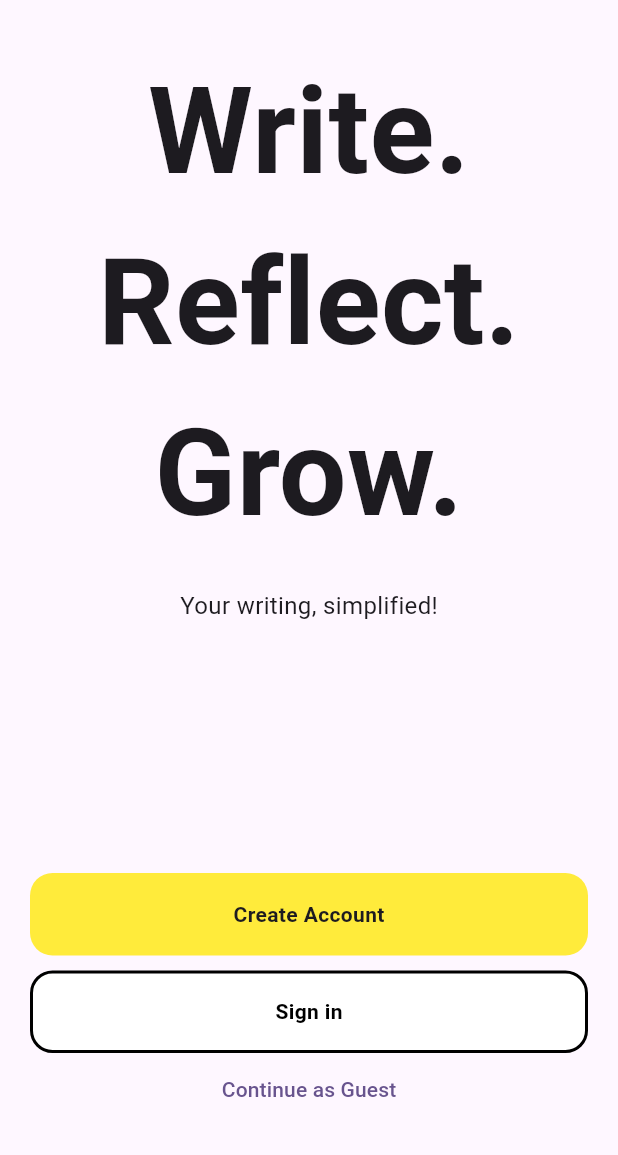
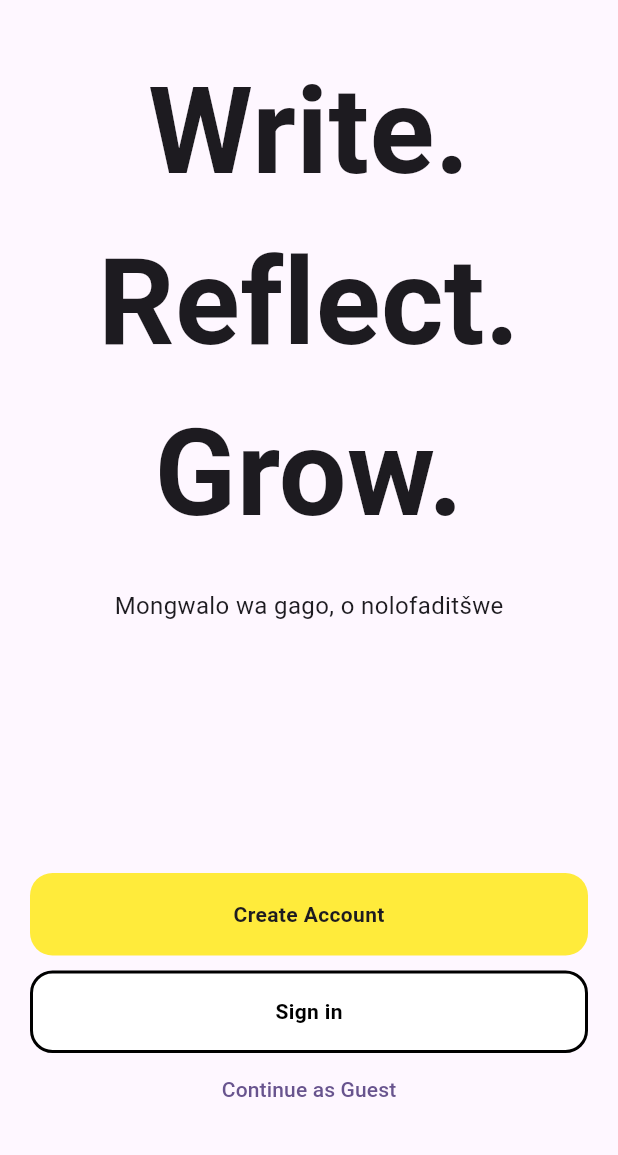
Before and after one commit to KevinRaleie-dev/journo, a Flutter app: the screen it shows after launch, on a phone screen of 412 x 824 dp, the part 81-1236 px from its top. Run offline on Flutter 3.47's test engine with Material 3 defaults, Android fonts, the phone set to English and light mode, and no system bars.

```diff
--- a/lib/src/features/landing/presentation/landing_page/landing_page.dart
+++ b/lib/src/features/landing/presentation/landing_page/landing_page.dart
@@ -5,6 +5,20 @@ import 'package:journo/src/widgets/buttons/long_rectangle_button_secondary.dart'
 
 class LandingPage extends StatelessWidget {
   const LandingPage({super.key});
+
+  static const List<String> taglines = [
+    'Your writing, simplified',
+    'Mongolo oa hau, o nolofalitsoe',
+    'Mongwalo wa gago, o nolofaditšwe',
+    'Ukubhala kwakho, kwenziwe kwaba lula',
+    'Ukubhala kwakho, kwenziwe lula',
+    'Tsalwa ra wena, ri olovisiwile',
+    'Jou skryfwerk, vereenvoudig',
+    'Mokwalo wa gago, o nolofaditswe',
+    'Ukutlola kwakho, okwenziwe lula',
+    'Vhuṅwali haṋu, ho leludzwaho',
+    'Kubhala kwakho, kwentiwe kwaba lula'
+  ];
 
   @override
   Widget build(BuildContext context) {
@@ -27,10 +41,21 @@ class LandingPage extends StatelessWidget {
               ),
             ),
             const SizedBox(height: 20),
-            const Text(
-              'Your writing, simplified!',
-              style: TextStyle(fontSize: 16),
-            ),
+              AnimatedSwitcher(
+                duration: const Duration(seconds: 2),
+                child: StreamBuilder<int>(
+                  stream: Stream.periodic(const Duration(seconds: 2), (i) => i % taglines.length),
+                  builder: (context, snapshot) {
+                    return Center(
+                      child: Text(
+                        taglines[snapshot.data ?? 0],
+                        key: ValueKey<String>(taglines[snapshot.data ?? 0]),
+                      style: const TextStyle(fontSize: 16),
+                    ),
+                  );
+                },
+              ),
+              ),
             const Spacer(),
             LongRectangleButton(
               title: 'Create Account',
```
